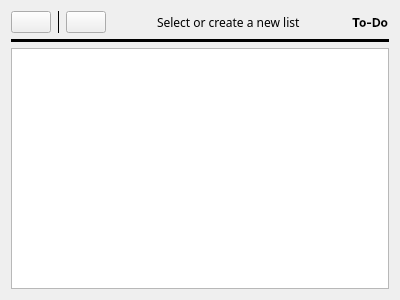
This is src/apps/todo.ui in Quill-OS/quill as Qt 5 draws it before an edit. The edited form follows.
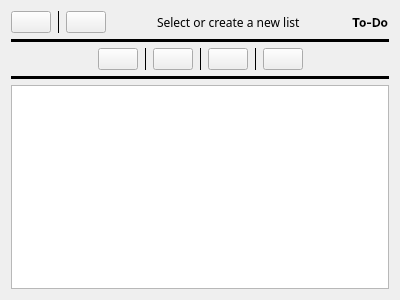
This is the edited form. The open tabs and pages were chosen to show the change.

```diff
--- a/src/apps/todo.ui
+++ b/src/apps/todo.ui
@@ -200,6 +200,150 @@
          </property>
          <item>
           <layout class="QVBoxLayout" name="listVerticalLayout">
+           <item>
+            <layout class="QHBoxLayout" name="horizontalLayout_2">
+             <property name="topMargin">
+              <number>0</number>
+             </property>
+             <item>
+              <spacer name="horizontalSpacer_3">
+               <property name="orientation">
+                <enum>Qt::Horizontal</enum>
+               </property>
+               <property name="sizeHint" stdset="0">
+                <size>
+                 <width>40</width>
+                 <height>20</height>
+                </size>
+               </property>
+              </spacer>
+             </item>
+             <item>
+              <widget class="QPushButton" name="newItemBtn">
+               <property name="text">
+                <string/>
+               </property>
+              </widget>
+             </item>
+             <item>
+              <widget class="Line" name="line_5">
+               <property name="frameShadow">
+                <enum>QFrame::Plain</enum>
+               </property>
+               <property name="orientation">
+                <enum>Qt::Vertical</enum>
+               </property>
+              </widget>
+             </item>
+             <item>
+              <widget class="QPushButton" name="selectItemsModeBtn">
+               <property name="text">
+                <string/>
+               </property>
+              </widget>
+             </item>
+             <item>
+              <widget class="QStackedWidget" name="editToolbarWidget">
+               <property name="sizePolicy">
+                <sizepolicy hsizetype="Maximum" vsizetype="Maximum">
+                 <horstretch>0</horstretch>
+                 <verstretch>0</verstretch>
+                </sizepolicy>
+               </property>
+               <property name="currentIndex">
+                <number>0</number>
+               </property>
+               <widget class="QWidget" name="page">
+                <property name="sizePolicy">
+                 <sizepolicy hsizetype="Maximum" vsizetype="Maximum">
+                  <horstretch>0</horstretch>
+                  <verstretch>0</verstretch>
+                 </sizepolicy>
+                </property>
+                <layout class="QVBoxLayout" name="verticalLayout_3">
+                 <property name="leftMargin">
+                  <number>0</number>
+                 </property>
+                 <property name="topMargin">
+                  <number>0</number>
+                 </property>
+                 <property name="rightMargin">
+                  <number>0</number>
+                 </property>
+                 <property name="bottomMargin">
+                  <number>0</number>
+                 </property>
+                 <item>
+                  <layout class="QHBoxLayout" name="horizontalLayout_3">
+                   <item>
+                    <widget class="Line" name="line_7">
+                     <property name="frameShadow">
+                      <enum>QFrame::Plain</enum>
+                     </property>
+                     <property name="orientation">
+                      <enum>Qt::Vertical</enum>
+                     </property>
+                    </widget>
+                   </item>
+                   <item>
+                    <widget class="QPushButton" name="deleteItemBtn">
+                     <property name="text">
+                      <string/>
+                     </property>
+                    </widget>
+                   </item>
+                   <item>
+                    <widget class="Line" name="line_6">
+                     <property name="frameShadow">
+                      <enum>QFrame::Plain</enum>
+                     </property>
+                     <property name="orientation">
+                      <enum>Qt::Vertical</enum>
+                     </property>
+                    </widget>
+                   </item>
+                   <item>
+                    <widget class="QPushButton" name="selectAllItemsBtn">
+                     <property name="text">
+                      <string/>
+                     </property>
+                    </widget>
+                   </item>
+                  </layout>
+                 </item>
+                </layout>
+               </widget>
+               <widget class="QWidget" name="page_2"/>
+              </widget>
+             </item>
+             <item>
+              <spacer name="horizontalSpacer_4">
+               <property name="orientation">
+                <enum>Qt::Horizontal</enum>
+               </property>
+               <property name="sizeHint" stdset="0">
+                <size>
+                 <width>40</width>
+                 <height>20</height>
+                </size>
+               </property>
+              </spacer>
+             </item>
+            </layout>
+           </item>
+           <item>
+            <widget class="Line" name="line_8">
+             <property name="frameShadow">
+              <enum>QFrame::Plain</enum>
+             </property>
+             <property name="lineWidth">
+              <number>4</number>
+             </property>
+             <property name="orientation">
+              <enum>Qt::Horizontal</enum>
+             </property>
+            </widget>
+           </item>
            <item>
             <widget class="QListWidget" name="itemsListWidget"/>
            </item>
```
Left out of the diff: 100 changed lines with no effect on the pictures.
